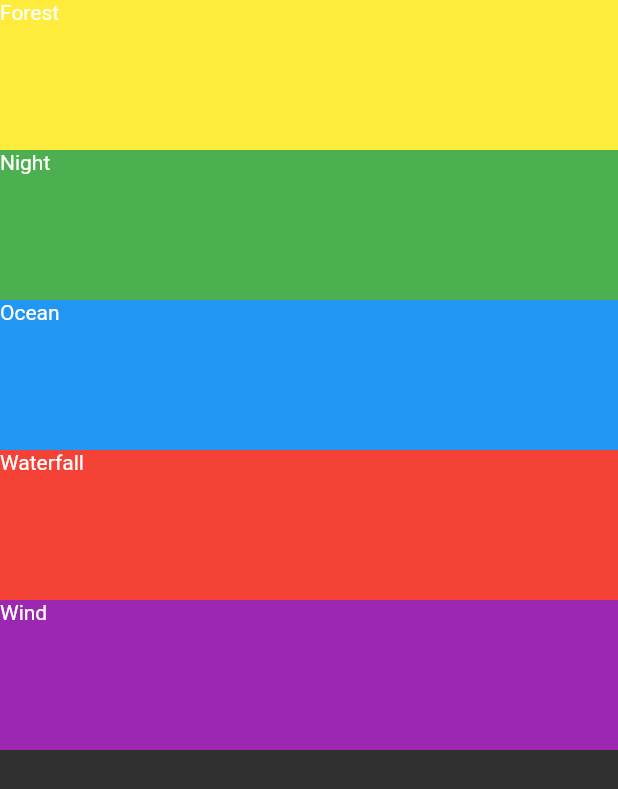
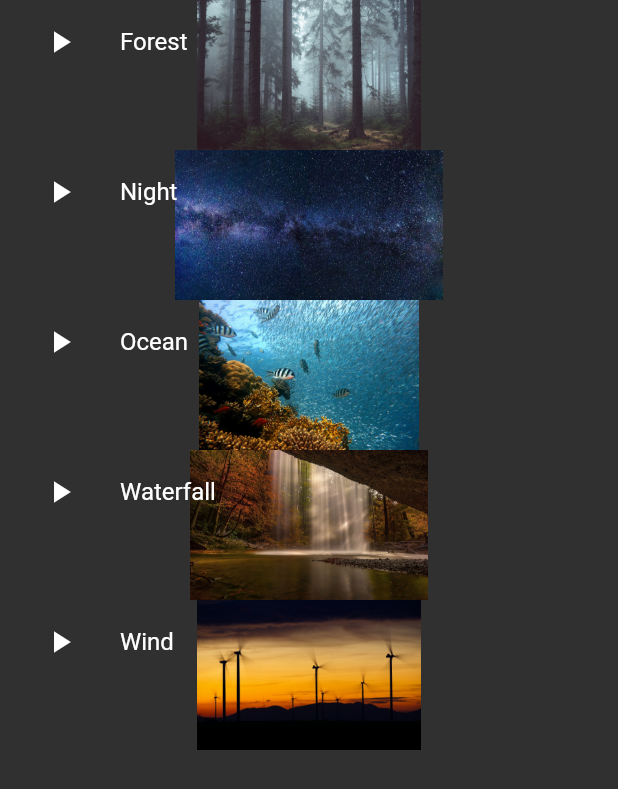
Before and after one commit to Drunnb/lessons_projects, a Flutter app: the screen it shows after launch, on a phone screen of 412 x 824 dp. Shown: the top 789 px of the screen. Run offline on Flutter 3.47's test engine with Material 2 defaults, Android fonts, the phone set to English and light mode, and no system bars.

Commit message:
add assest  (pubspec)

```diff
--- a/meditation_app/lib/screens/meditation_app_screen.dart
+++ b/meditation_app/lib/screens/meditation_app_screen.dart
@@ -44,15 +44,26 @@ class _MeditationAppScreenState extends State<MeditationAppScreen> {
     return Scaffold(
       body: SafeArea(
         child: ListView.builder(
-            physics:
-                BouncingScrollPhysics(parent: AlwaysScrollableScrollPhysics()),
-            itemExtent: 100,
-            itemCount: items.length,
-            itemBuilder: (BuildContext context, int index) => Container(
-                  // height: 50,
-                  color: itemsColors[index],
-                  child: Text('${items[index].name}'),
-                )),
+          physics:
+              BouncingScrollPhysics(parent: AlwaysScrollableScrollPhysics()),
+          itemExtent: 100,
+          itemCount: items.length,
+          itemBuilder: (BuildContext context, int index) => Container(
+            decoration: BoxDecoration(
+              borderRadius: BorderRadius.circular(20),
+              image: DecorationImage(
+                image: AssetImage(items[index].imagePath),
+              ),
+            ),
+            child: ListTile(
+              title: Text('${items[index].name}'),
+              leading: IconButton(
+                icon: Icon(Icons.play_arrow),
+                onPressed: () {},
+              ),
+            ),
+          ),
+        ),
 
         // child: ListView(
         //   children: [
--- a/meditation_app/pubspec.yaml
+++ b/meditation_app/pubspec.yaml
@@ -58,8 +58,9 @@ flutter:
   uses-material-design: true
 
   # To add assets to your application, add an assets section, like this:
-  # assets:
-  #   - images/a_dot_burr.jpeg
+  assets:
+    - assets/meditation_images/
+    - assets/meditation_audios/
   #   - images/a_dot_ham.jpeg
 
   # An image asset can refer to one or more resolution-specific "variants", see
```
